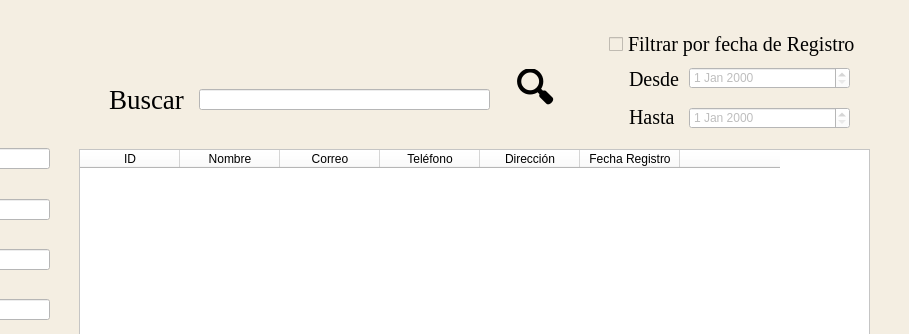
Old version of the form gui/cliente.ui in the repository GabrielTrejo1/Prueba; both pictures show x 371 to 1280 and y 0 to 334 of the 1280 by 580 pixel window.
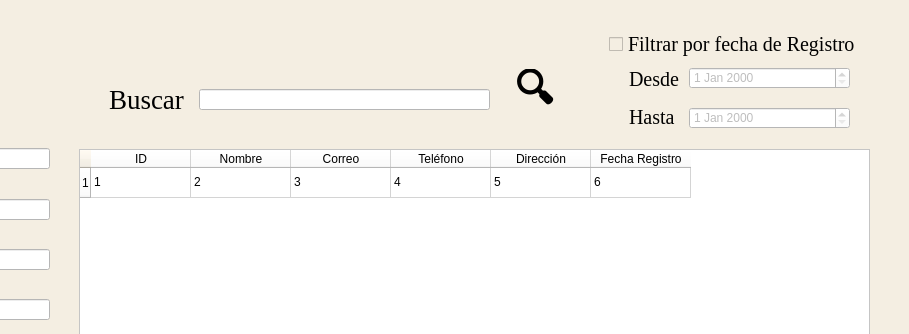
New version of the form. Icons and pictures are not drawn.

Patch:
```diff
--- a/gui/cliente.ui
+++ b/gui/cliente.ui
@@ -388,6 +388,11 @@
     <property name="sortingEnabled">
      <bool>true</bool>
     </property>
+    <row>
+     <property name="text">
+      <string>1</string>
+     </property>
+    </row>
     <column>
      <property name="text">
       <string>ID</string>
@@ -418,11 +423,36 @@
       <string>Fecha Registro</string>
      </property>
     </column>
-    <column>
+    <item row="0" column="0">
      <property name="text">
-      <string/>
+      <string>1</string>
      </property>
-    </column>
+    </item>
+    <item row="0" column="1">
+     <property name="text">
+      <string>2</string>
+     </property>
+    </item>
+    <item row="0" column="2">
+     <property name="text">
+      <string>3</string>
+     </property>
+    </item>
+    <item row="0" column="3">
+     <property name="text">
+      <string>4</string>
+     </property>
+    </item>
+    <item row="0" column="4">
+     <property name="text">
+      <string>5</string>
+     </property>
+    </item>
+    <item row="0" column="5">
+     <property name="text">
+      <string>6</string>
+     </property>
+    </item>
    </widget>
    <widget class="QPushButton" name="btnEliminar">
     <property name="enabled">
```
Left out of the diff: 68 changed lines with no effect on the pictures.
